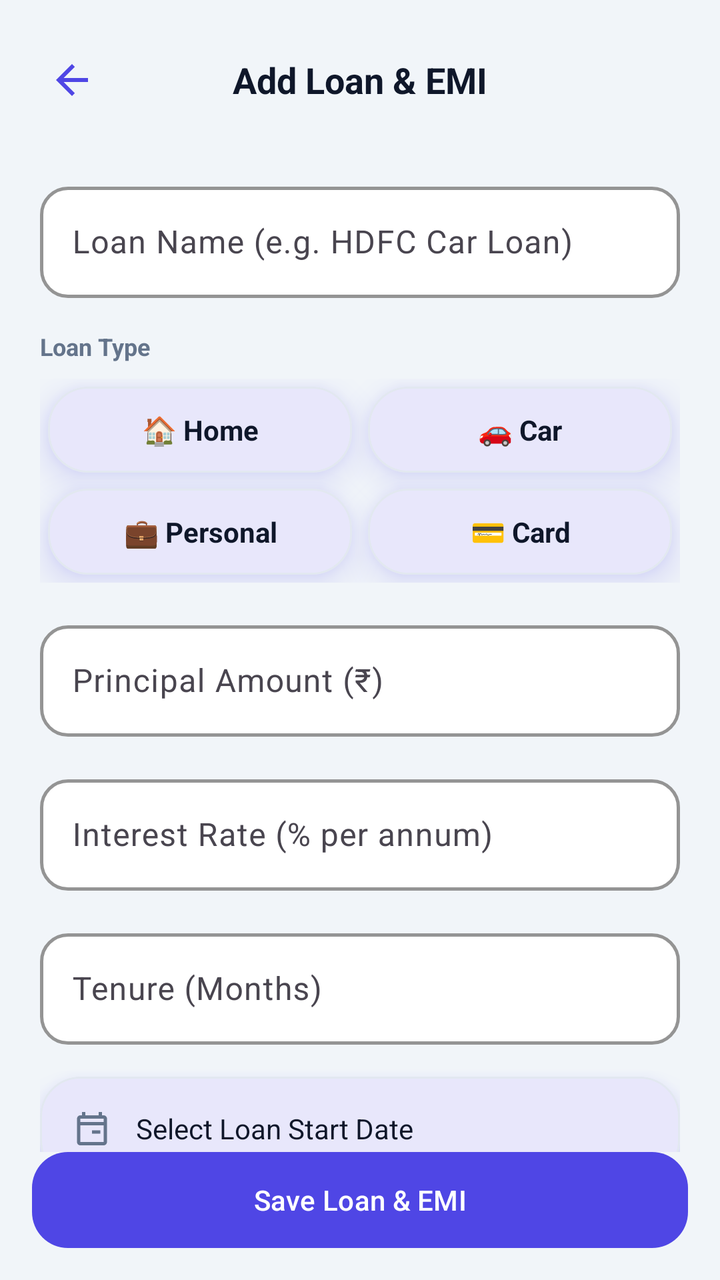
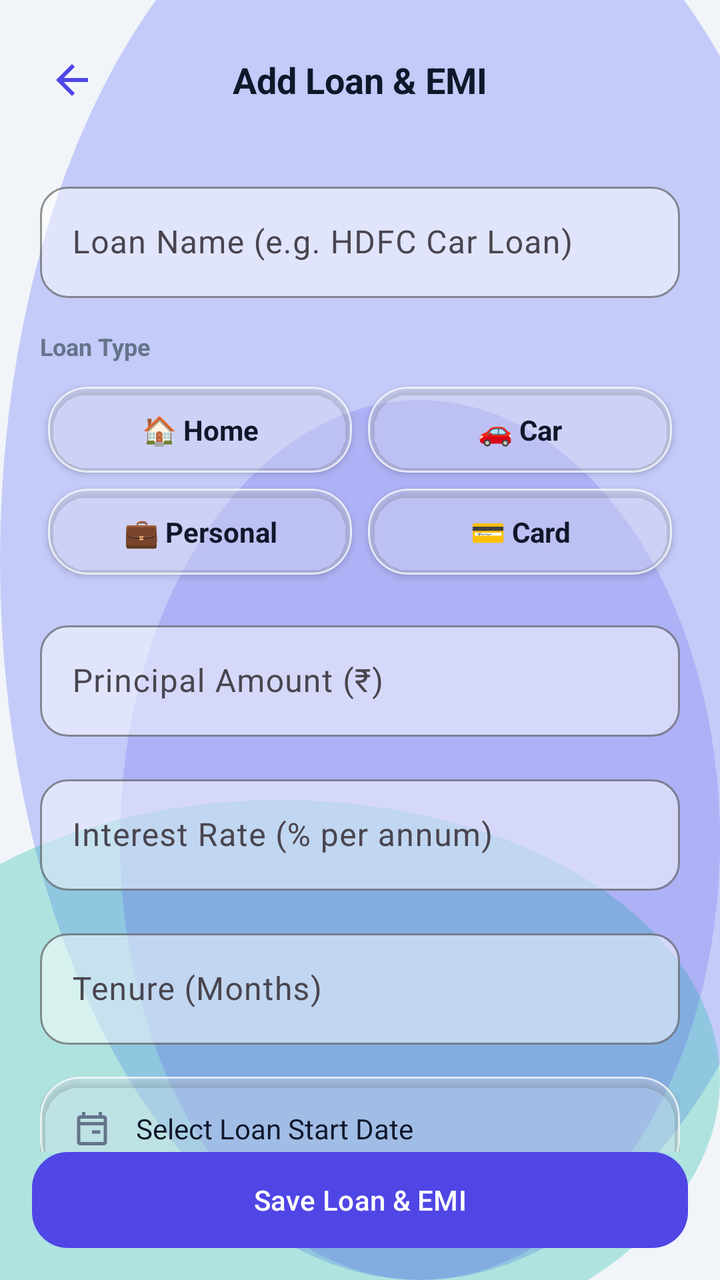

Two renders of the same Android screen: before a commit and after it. Below are the layout's source before the change and the commit's diff.
<!-- AndroidManifest.xml: application theme Theme.MoneyLens -->
<!-- res/layout/activity_add_emi.xml -->
<?xml version="1.0" encoding="utf-8"?>
<androidx.constraintlayout.widget.ConstraintLayout xmlns:android="http://schemas.android.com/apk/res/android"
    xmlns:app="http://schemas.android.com/apk/res-auto"
    xmlns:tools="http://schemas.android.com/tools"
    android:layout_width="match_parent"
    android:layout_height="match_parent"
    android:background="@color/colorBackground">

    
    <RelativeLayout
        android:id="@+id/layoutAppBar"
        android:layout_width="match_parent"
        android:layout_height="56dp"
        android:layout_marginTop="12dp"
        android:paddingHorizontal="16dp"
        app:layout_constraintTop_toTopOf="parent">

        <ImageView
            android:id="@+id/btnBack"
            android:layout_width="40dp"
            android:layout_height="40dp"
            android:layout_centerVertical="true"
            android:padding="8dp"
            android:src="@drawable/ic_back"
            android:background="?attr/selectableItemBackgroundBorderless" />

        <TextView
            android:layout_width="wrap_content"
            android:layout_height="wrap_content"
            android:layout_centerInParent="true"
            android:text="Add Loan &amp; EMI"
            android:textColor="@color/colorTextPrimary"
            android:textSize="18sp"
            android:textStyle="bold" />
    </RelativeLayout>

    
    <androidx.core.widget.NestedScrollView
        android:layout_width="match_parent"
        android:layout_height="0dp"
        android:fillViewport="true"
        app:layout_constraintBottom_toTopOf="@+id/btnSaveEmi"
        app:layout_constraintTop_toBottomOf="@+id/layoutAppBar">

        <LinearLayout
            android:layout_width="match_parent"
            android:layout_height="wrap_content"
            android:orientation="vertical"
            android:padding="20dp">

            
            <com.google.android.material.textfield.TextInputLayout
                android:id="@+id/inputLayoutLoanName"
                style="@style/ClayInput"
                android:layout_width="match_parent"
                android:layout_height="wrap_content"
                android:hint="Loan Name (e.g. HDFC Car Loan)"
                android:layout_marginBottom="16dp">

                <com.google.android.material.textfield.TextInputEditText
                    android:id="@+id/etLoanName"
                    android:layout_width="match_parent"
                    android:layout_height="wrap_content"
                    android:inputType="text" />
            </com.google.android.material.textfield.TextInputLayout>

            
            <TextView
                android:layout_width="wrap_content"
                android:layout_height="wrap_content"
                android:text="Loan Type"
                android:textColor="@color/colorTextSecondary"
                android:textSize="12sp"
                android:textStyle="bold"
                android:layout_marginBottom="8dp" />

            
            <GridLayout
                android:id="@+id/gridLoanType"
                android:layout_width="match_parent"
                android:layout_height="wrap_content"
                android:columnCount="2"
                android:rowCount="2"
                android:layout_marginBottom="16dp"
                android:alignmentMode="alignBounds">

                <com.google.android.material.card.MaterialCardView
                    android:id="@+id/cardTypeHome"
                    style="@style/ClayCard"
                    android:layout_width="0dp"
                    android:layout_height="wrap_content"
                    android:layout_rowWeight="1"
                    android:layout_columnWeight="1"
                    android:layout_margin="4dp"
                    android:clickable="true"
                    android:focusable="true">
                    <TextView
                        android:layout_width="match_parent"
                        android:layout_height="wrap_content"
                        android:gravity="center"
                        android:padding="12dp"
                        android:text="🏠 Home"
                        android:textColor="@color/colorTextPrimary"
                        android:textStyle="bold" />
                </com.google.android.material.card.MaterialCardView>

                <com.google.android.material.card.MaterialCardView
                    android:id="@+id/cardTypeCar"
                    style="@style/ClayCard"
                    android:layout_width="0dp"
                    android:layout_height="wrap_content"
                    android:layout_rowWeight="1"
                    android:layout_columnWeight="1"
                    android:layout_margin="4dp"
                    android:clickable="true"
                    android:focusable="true">
                    <TextView
                        android:layout_width="match_parent"
                        android:layout_height="wrap_content"
                        android:gravity="center"
                        android:padding="12dp"
                        android:text="🚗 Car"
                        android:textColor="@color/colorTextPrimary"
                        android:textStyle="bold" />
                </com.google.android.material.card.MaterialCardView>

                <com.google.android.material.card.MaterialCardView
                    android:id="@+id/cardTypePersonal"
                    style="@style/ClayCard"
                    android:layout_width="0dp"
                    android:layout_height="wrap_content"
                    android:layout_rowWeight="1"
                    android:layout_columnWeight="1"
                    android:layout_margin="4dp"
                    android:clickable="true"
                    android:focusable="true">
                    <TextView
                        android:layout_width="match_parent"
                        android:layout_height="wrap_content"
                        android:gravity="center"
                        android:padding="12dp"
                        android:text="💼 Personal"
                        android:textColor="@color/colorTextPrimary"
                        android:textStyle="bold" />
                </com.google.android.material.card.MaterialCardView>

                <com.google.android.material.card.MaterialCardView
                    android:id="@+id/cardTypeCard"
                    style="@style/ClayCard"
                    android:layout_width="0dp"
                    android:layout_height="wrap_content"
                    android:layout_rowWeight="1"
                    android:layout_columnWeight="1"
                    android:layout_margin="4dp"
                    android:clickable="true"
                    android:focusable="true">
                    <TextView
                        android:layout_width="match_parent"
                        android:layout_height="wrap_content"
                        android:gravity="center"
                        android:padding="12dp"
                        android:text="💳 Card"
                        android:textColor="@color/colorTextPrimary"
                        android:textStyle="bold" />
                </com.google.android.material.card.MaterialCardView>
            </GridLayout>

            
            <com.google.android.material.textfield.TextInputLayout
                android:id="@+id/inputLayoutPrincipal"
                style="@style/ClayInput"
                android:layout_width="match_parent"
                android:layout_height="wrap_content"
                android:hint="Principal Amount (₹)"
                android:layout_marginBottom="16dp">

                <com.google.android.material.textfield.TextInputEditText
                    android:id="@+id/etPrincipal"
                    android:layout_width="match_parent"
                    android:layout_height="wrap_content"
                    android:inputType="numberDecimal" />
            </com.google.android.material.textfield.TextInputLayout>

            
            <com.google.android.material.textfield.TextInputLayout
                android:id="@+id/inputLayoutRate"
                style="@style/ClayInput"
                android:layout_width="match_parent"
                android:layout_height="wrap_content"
                android:hint="Interest Rate (% per annum)"
                android:layout_marginBottom="16dp">

                <com.google.android.material.textfield.TextInputEditText
                    android:id="@+id/etRate"
                    android:layout_width="match_parent"
                    android:layout_height="wrap_content"
                    android:inputType="numberDecimal" />
            </com.google.android.material.textfield.TextInputLayout>

            
            <com.google.android.material.textfield.TextInputLayout
                android:id="@+id/inputLayoutTenure"
                style="@style/ClayInput"
                android:layout_width="match_parent"
                android:layout_height="wrap_content"
                android:hint="Tenure (Months)"
                android:layout_marginBottom="16dp">

                <com.google.android.material.textfield.TextInputEditText
                    android:id="@+id/etTenure"
                    android:layout_width="match_parent"
                    android:layout_height="wrap_content"
                    android:inputType="number" />
            </com.google.android.material.textfield.TextInputLayout>

            
            <com.google.android.material.card.MaterialCardView
                style="@style/ClayCard"
                android:id="@+id/cardDatePicker"
                android:layout_width="match_parent"
                android:layout_height="wrap_content"
                android:layout_marginBottom="20dp"
                android:clickable="true"
                android:focusable="true">

                <RelativeLayout
                    android:layout_width="match_parent"
                    android:layout_height="wrap_content"
                    android:padding="16dp">

                    <ImageView
                        android:id="@+id/icCalendar"
                        android:layout_width="20dp"
                        android:layout_height="20dp"
                        android:layout_centerVertical="true"
                        android:src="@drawable/ic_calendar"
                        app:tint="@color/colorTextSecondary" />

                    <TextView
                        android:id="@+id/txtDate"
                        android:layout_width="wrap_content"
                        android:layout_height="wrap_content"
                        android:layout_toEndOf="@id/icCalendar"
                        android:layout_marginStart="12dp"
                        android:layout_centerVertical="true"
                        android:text="Select Loan Start Date"
                        android:textColor="@color/colorTextPrimary"
                        android:textSize="14sp" />
                </RelativeLayout>
            </com.google.android.material.card.MaterialCardView>

            
            <com.google.android.material.button.MaterialButton
                android:id="@+id/btnCalculate"
                style="@style/ClayButton"
                android:layout_width="match_parent"
                android:layout_height="wrap_content"
                android:text="Calculate EMI"
                android:backgroundTint="@color/colorSecondary"
                android:textColor="@android:color/white"
                android:layout_marginBottom="16dp" />

            
            <com.google.android.material.card.MaterialCardView
                android:id="@+id/cardResult"
                style="@style/ClayCard"
                android:layout_width="match_parent"
                android:layout_height="wrap_content"
                android:layout_marginBottom="24dp"
                app:cardBackgroundColor="@color/colorPrimary"
                app:strokeColor="@color/colorPrimary"
                android:visibility="gone">

                <LinearLayout
                    android:layout_width="match_parent"
                    android:layout_height="wrap_content"
                    android:orientation="vertical"
                    android:padding="20dp"
                    android:gravity="center">

                    <TextView
                        android:layout_width="wrap_content"
                        android:layout_height="wrap_content"
                        android:text="Calculated Monthly EMI"
                        android:textColor="@color/onColorMuted"
                        android:textSize="12sp" />

                    <TextView
                        android:id="@+id/txtResultEmi"
                        android:layout_width="wrap_content"
                        android:layout_height="wrap_content"
                        android:layout_marginTop="4dp"
                        android:text="₹0.00"
                        android:textColor="@android:color/white"
                        android:textSize="26sp"
                        android:textStyle="bold" />

                    <View
                        android:layout_width="match_parent"
                        android:layout_height="1dp"
                        android:layout_marginTop="14dp"
                        android:background="@color/onColorMuted"
                        android:alpha="0.35" />

                    
                    <LinearLayout
                        android:layout_width="match_parent"
                        android:layout_height="wrap_content"
                        android:layout_marginTop="12dp"
                        android:orientation="horizontal">

                        <LinearLayout
                            android:layout_width="0dp"
                            android:layout_height="wrap_content"
                            android:layout_weight="1"
                            android:orientation="vertical"
                            android:gravity="center">

                            <TextView
                                android:layout_width="wrap_content"
                                android:layout_height="wrap_content"
                                android:text="Total Payable"
                                android:textColor="@color/onColorMuted"
                                android:textSize="11sp" />

                            <TextView
                                android:id="@+id/txtResultTotalPayable"
                                android:layout_width="wrap_content"
                                android:layout_height="wrap_content"
                                android:layout_marginTop="2dp"
                                android:text="₹0.00"
                                android:textColor="@android:color/white"
                                android:textSize="14sp"
                                android:textStyle="bold" />
                        </LinearLayout>

                        <LinearLayout
                            android:layout_width="0dp"
                            android:layout_height="wrap_content"
                            android:layout_weight="1"
                            android:orientation="vertical"
                            android:gravity="center">

                            <TextView
                                android:layout_width="wrap_content"
                                android:layout_height="wrap_content"
                                android:text="Total Interest"
                                android:textColor="@color/onColorMuted"
                                android:textSize="11sp" />

                            <TextView
                                android:id="@+id/txtResultTotalInterest"
                                android:layout_width="wrap_content"
                                android:layout_height="wrap_content"
                                android:layout_marginTop="2dp"
                                android:text="₹0.00"
                                android:textColor="@android:color/white"
                                android:textSize="14sp"
                                android:textStyle="bold" />
                        </LinearLayout>
                    </LinearLayout>
                </LinearLayout>
            </com.google.android.material.card.MaterialCardView>

        </LinearLayout>
    </androidx.core.widget.NestedScrollView>

    
    <com.google.android.material.button.MaterialButton
        android:id="@+id/btnSaveEmi"
        style="@style/ClayButton"
        android:layout_width="match_parent"
        android:layout_height="wrap_content"
        android:layout_margin="16dp"
        android:text="Save Loan &amp; EMI"
        android:textColor="@android:color/white"
        app:layout_constraintBottom_toBottomOf="parent" />

</androidx.constraintlayout.widget.ConstraintLayout>
<!-- resources referenced by this layout -->
<resources>
  <style name="ClayButton" parent="Widget.Material3.Button">
          <item name="cornerRadius">@dimen/clay_button_radius</item>
          <item name="android:paddingVertical">14dp</item>
          <item name="backgroundTint">@color/colorPrimary</item>
          <item name="android:textColor">@color/colorOnPrimary</item>
          <item name="iconTint">@color/colorOnPrimary</item>
          <item name="android:elevation">6dp</item>
          <item name="android:outlineSpotShadowColor" tools:targetApi="p">@color/colorPrimaryShadow</item>
          <item name="android:insetTop">0dp</item>
          <item name="android:insetBottom">0dp</item>
      </style>
  <style name="ClayCard" parent="Widget.Material3.CardView.Elevated">
          <item name="cardCornerRadius">@dimen/clay_card_radius</item>
          <item name="cardElevation">10dp</item>
          <item name="android:stateListAnimator">@null</item>
          <item name="strokeColor">@color/colorCardBorder</item>
          <item name="strokeWidth">1dp</item>
          <item name="cardBackgroundColor">@color/colorSurface</item>
          <item name="android:outlineSpotShadowColor" tools:targetApi="p">@color/colorPrimary</item>
          <item name="android:outlineAmbientShadowColor" tools:targetApi="p">@color/colorPrimary</item>
      </style>
  <style name="ClayInput" parent="Widget.Material3.TextInputLayout.OutlinedBox">
          <item name="boxCornerRadiusTopStart">@dimen/clay_input_radius</item>
          <item name="boxCornerRadiusTopEnd">@dimen/clay_input_radius</item>
          <item name="boxCornerRadiusBottomStart">@dimen/clay_input_radius</item>
          <item name="boxCornerRadiusBottomEnd">@dimen/clay_input_radius</item>
          <item name="boxStrokeColor">@color/colorCardBorder</item>
          <item name="boxStrokeWidth">1.5dp</item>
          <item name="boxStrokeWidthFocused">2.5dp</item>
          <item name="boxBackgroundColor">@color/colorSurface</item>
          <item name="hintTextColor">@color/colorPrimary</item>
      </style>
  <color name="colorPrimaryShadow">#3730A3</color>
  <color name="colorCardBorder">#E2E8F0</color>
  <style name="Base.Theme.MoneyLens" parent="Theme.Material3.Light.NoActionBar">
          
          <item name="colorPrimary">@color/colorPrimary</item>
          <item name="colorOnPrimary">@color/colorOnPrimary</item>
          <item name="colorSecondary">@color/colorSecondary</item>
          <item name="colorError">@color/colorDanger</item>
          <item name="android:windowBackground">@color/colorBackground</item>
          <item name="colorSurface">@color/colorSurface</item>
          <item name="android:colorBackground">@color/colorBackground</item>
          <item name="colorOnSurface">@color/colorTextPrimary</item>
  
          
          <item name="android:statusBarColor">@color/colorBackground</item>
          <item name="android:windowLightStatusBar" tools:targetApi="m">true</item>
          <item name="android:navigationBarColor">@color/colorBackground</item>
      </style>
  <!-- unchanged entries left out for length: 15 -->
</resources>

<!-- the commit's change to res/layout/activity_add_emi.xml (unified diff, before → after) -->
@@ -4,7 +4,7 @@
     xmlns:tools="http://schemas.android.com/tools"
     android:layout_width="match_parent"
     android:layout_height="match_parent"
-    android:background="@color/colorBackground">
+    android:background="@drawable/bg_mesh_gradient">
 
     
     <RelativeLayout
<!-- resource entries referenced after the edit -->
@@ -1,41 +1,73 @@
 <!-- resources referenced by this layout -->
 <resources>
+  <!-- drawable bg_mesh_gradient (drawable) -->
+  <?xml version="1.0" encoding="utf-8"?>
+  <layer-list xmlns:android="http://schemas.android.com/apk/res/android">
+      
+      <item>
+          <shape android:shape="rectangle">
+              <solid android:color="@color/colorBackground" />
+          </shape>
+      </item>
+      
+      <item android:top="-80dp" android:right="-60dp">
+          <shape android:shape="oval">
+              <solid android:color="@color/glassMeshOrb1" />
+              <size android:width="280dp" android:height="280dp" />
+          </shape>
+      </item>
+      
+      <item android:bottom="-40dp" android:left="-80dp" android:top="400dp">
+          <shape android:shape="oval">
+              <solid android:color="@color/glassMeshOrb2" />
+              <size android:width="240dp" android:height="240dp" />
+          </shape>
+      </item>
+      
+      <item android:top="200dp" android:left="60dp">
+          <shape android:shape="oval">
+              <solid android:color="@color/glassMeshOrb3" />
+              <size android:width="200dp" android:height="200dp" />
+          </shape>
+      </item>
+  </layer-list>
   <style name="ClayButton" parent="Widget.Material3.Button">
           <item name="cornerRadius">@dimen/clay_button_radius</item>
           <item name="android:paddingVertical">14dp</item>
           <item name="backgroundTint">@color/colorPrimary</item>
           <item name="android:textColor">@color/colorOnPrimary</item>
           <item name="iconTint">@color/colorOnPrimary</item>
-          <item name="android:elevation">6dp</item>
-          <item name="android:outlineSpotShadowColor" tools:targetApi="p">@color/colorPrimaryShadow</item>
+          <item name="android:elevation">4dp</item>
           <item name="android:insetTop">0dp</item>
           <item name="android:insetBottom">0dp</item>
       </style>
   <style name="ClayCard" parent="Widget.Material3.CardView.Elevated">
           <item name="cardCornerRadius">@dimen/clay_card_radius</item>
-          <item name="cardElevation">10dp</item>
+          <item name="cardElevation">2dp</item>
           <item name="android:stateListAnimator">@null</item>
-          <item name="strokeColor">@color/colorCardBorder</item>
+          <item name="strokeColor">@color/glassCardBorder</item>
           <item name="strokeWidth">1dp</item>
-          <item name="cardBackgroundColor">@color/colorSurface</item>
-          <item name="android:outlineSpotShadowColor" tools:targetApi="p">@color/colorPrimary</item>
-          <item name="android:outlineAmbientShadowColor" tools:targetApi="p">@color/colorPrimary</item>
+          <item name="cardBackgroundColor">@color/glassCardBg</item>
       </style>
   <style name="ClayInput" parent="Widget.Material3.TextInputLayout.OutlinedBox">
           <item name="boxCornerRadiusTopStart">@dimen/clay_input_radius</item>
           <item name="boxCornerRadiusTopEnd">@dimen/clay_input_radius</item>
           <item name="boxCornerRadiusBottomStart">@dimen/clay_input_radius</item>
           <item name="boxCornerRadiusBottomEnd">@dimen/clay_input_radius</item>
-          <item name="boxStrokeColor">@color/colorCardBorder</item>
-          <item name="boxStrokeWidth">1.5dp</item>
-          <item name="boxStrokeWidthFocused">2.5dp</item>
-          <item name="boxBackgroundColor">@color/colorSurface</item>
+          <item name="boxStrokeColor">@color/glassInputBorder</item>
+          <item name="boxStrokeWidth">1dp</item>
+          <item name="boxStrokeWidthFocused">2dp</item>
+          <item name="boxBackgroundColor">@color/glassInputBg</item>
           <item name="hintTextColor">@color/colorPrimary</item>
       </style>
-  <color name="colorPrimaryShadow">#3730A3</color>
-  <color name="colorCardBorder">#E2E8F0</color>
+  <color name="glassMeshOrb1">#66818CF8</color>
+  <color name="glassMeshOrb2">#4D14B8A6</color>
+  <color name="glassMeshOrb3">#334F46E5</color>
+  <color name="glassCardBorder">#B3FFFFFF</color>
+  <color name="glassCardBg">#8CFFFFFF</color>
+  <color name="glassInputBorder">#A6FFFFFF</color>
+  <color name="glassInputBg">#80FFFFFF</color>
   <style name="Base.Theme.MoneyLens" parent="Theme.Material3.Light.NoActionBar">
-          
           <item name="colorPrimary">@color/colorPrimary</item>
           <item name="colorOnPrimary">@color/colorOnPrimary</item>
           <item name="colorSecondary">@color/colorSecondary</item>
@@ -46,9 +78,10 @@
           <item name="colorOnSurface">@color/colorTextPrimary</item>
   
           
-          <item name="android:statusBarColor">@color/colorBackground</item>
+          <item name="android:statusBarColor">@android:color/transparent</item>
           <item name="android:windowLightStatusBar" tools:targetApi="m">true</item>
-          <item name="android:navigationBarColor">@color/colorBackground</item>
+          <item name="android:navigationBarColor">@android:color/transparent</item>
+          <item name="android:windowDrawsSystemBarBackgrounds">true</item>
       </style>
   <!-- unchanged entries left out for length: 15 -->
 </resources>
